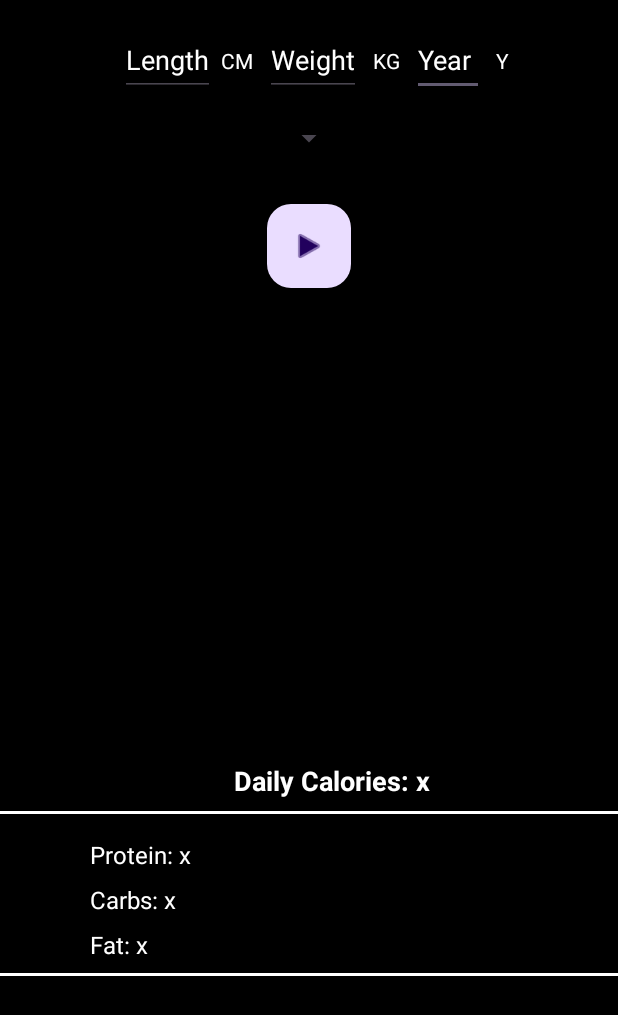
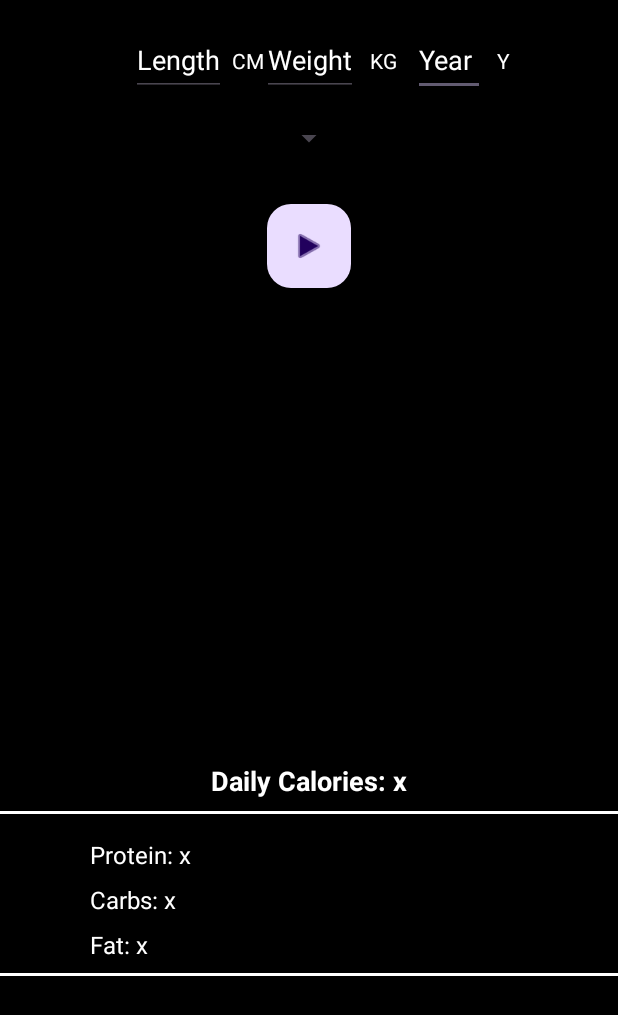
Before and after one commit to JosephKarkoush/HealthPlus, an Android app: the fragment CalCalculator shown on its own in the app's theme, on a phone screen of 412 x 824 dp. Shown: the top 1015 px of the screen. Run offline under Robolectric (Android 15) with nearby library versions, the phone set to English and light mode, and no system bars; 2 statements that could not run were skipped.

Commit message:
Fragment + strings

```diff
--- a/app/src/main/res/layout/fragment_cal_calculator.xml
+++ b/app/src/main/res/layout/fragment_cal_calculator.xml
@@ -22,10 +22,10 @@
         android:minHeight="48dp"
         android:textColorHint="#FFFFFFFF"
         android:translationY="16dp"
-        app:layout_constraintBottom_toBottomOf="@+id/editTextCM"
-        app:layout_constraintStart_toEndOf="@+id/textViewKG"
-        app:layout_constraintTop_toTopOf="@+id/editTextCM"
-        app:layout_constraintVertical_bias="0.0" />
+        app:layout_constraintEnd_toEndOf="parent"
+        app:layout_constraintHorizontal_bias="0.75"
+        app:layout_constraintStart_toStartOf="parent"
+        app:layout_constraintTop_toTopOf="parent" />
 
     <TextView
         android:id="@+id/textViewCM"
@@ -52,22 +52,23 @@
         android:minHeight="48dp"
         android:textColorHint="#FFFFFFFF"
         android:translationY="16dp"
-        app:layout_constraintBottom_toBottomOf="@+id/editTextCM"
-        app:layout_constraintStart_toEndOf="@+id/textViewCM"
-        app:layout_constraintTop_toTopOf="@+id/editTextCM"
-        app:layout_constraintVertical_bias="0.0" />
+        app:layout_constraintEnd_toEndOf="parent"
+        app:layout_constraintHorizontal_bias="0.49"
+        app:layout_constraintStart_toStartOf="parent"
+        app:layout_constraintTop_toTopOf="parent" />
 
     <EditText
         android:id="@+id/editTextCM"
         android:layout_width="wrap_content"
         android:layout_height="wrap_content"
-        android:layout_marginStart="80dp"
         android:autofillHints=""
         android:hint="@string/length"
         android:inputType="numberDecimal"
         android:minHeight="48dp"
         android:textColorHint="#FFFFFFFF"
         android:translationY="16dp"
+        app:layout_constraintEnd_toEndOf="parent"
+        app:layout_constraintHorizontal_bias="0.25"
         app:layout_constraintStart_toStartOf="parent"
         app:layout_constraintTop_toTopOf="parent" />
 
@@ -108,6 +109,7 @@
         android:entries="@array/rutine"
         android:minHeight="48dp"
         app:layout_constraintEnd_toEndOf="parent"
+        app:layout_constraintHorizontal_bias="0.5"
         app:layout_constraintStart_toStartOf="parent"
         app:layout_constraintTop_toBottomOf="@+id/editTextKG" />
 
@@ -119,6 +121,7 @@
         android:layout_marginTop="20dp"
         android:src="@android:drawable/ic_media_play"
         app:layout_constraintEnd_toEndOf="parent"
+        app:layout_constraintHorizontal_bias="0.5"
         app:layout_constraintStart_toStartOf="parent"
         app:layout_constraintTop_toBottomOf="@+id/spinnerOptions" />
 
@@ -132,7 +135,7 @@
         android:textStyle="bold"
         android:textColor="#FFFFFFFF"
         app:layout_constraintEnd_toEndOf="parent"
-        app:layout_constraintHorizontal_bias="0.554"
+        app:layout_constraintHorizontal_bias="0.5"
         app:layout_constraintStart_toStartOf="parent"
         app:layout_constraintTop_toTopOf="parent" />
 
```
